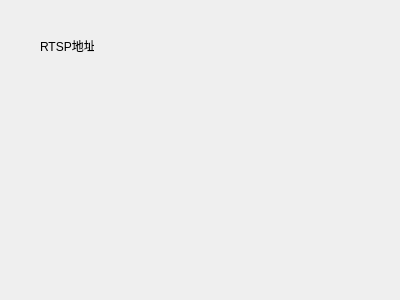
This is View/tab_dev/tab_dev.ui in huguanghui/gm_tool as Qt 5 draws it before an edit. The edited form follows.
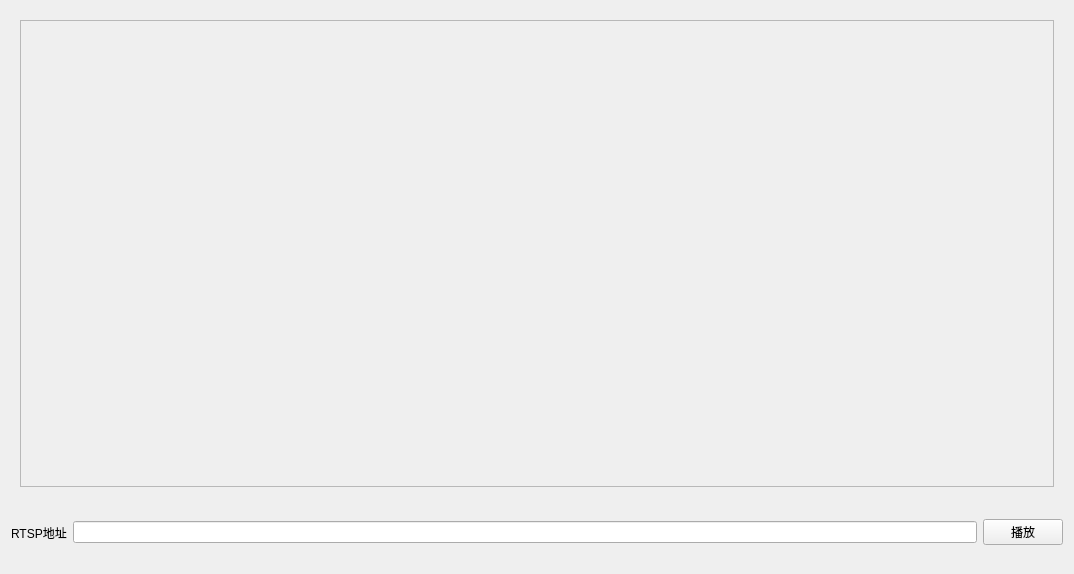
This is the edited form.

Commit message: feat 支持流媒体播放

Diff of the .ui file:
```diff
--- a/View/tab_dev/tab_dev.ui
+++ b/View/tab_dev/tab_dev.ui
@@ -6,26 +6,66 @@
    <rect>
     <x>0</x>
     <y>0</y>
-    <width>400</width>
-    <height>300</height>
+    <width>1074</width>
+    <height>574</height>
    </rect>
   </property>
   <property name="windowTitle">
    <string>Form</string>
   </property>
-  <widget class="QLabel" name="label">
-   <property name="geometry">
-    <rect>
-     <x>40</x>
-     <y>40</y>
-     <width>54</width>
-     <height>12</height>
-    </rect>
-   </property>
-   <property name="text">
-    <string>RTSP地址</string>
-   </property>
-  </widget>
+  <layout class="QVBoxLayout" name="verticalLayout" stretch="8,1">
+   <item>
+    <widget class="QWidget" name="widget_2" native="true">
+     <layout class="QVBoxLayout" name="verticalLayout_2">
+      <item>
+       <widget class="QFrame" name="video_frame">
+        <property name="frameShape">
+         <enum>QFrame::StyledPanel</enum>
+        </property>
+        <property name="frameShadow">
+         <enum>QFrame::Raised</enum>
+        </property>
+       </widget>
+      </item>
+     </layout>
+    </widget>
+   </item>
+   <item>
+    <widget class="QWidget" name="widget" native="true">
+     <layout class="QHBoxLayout" name="horizontalLayout">
+      <property name="leftMargin">
+       <number>0</number>
+      </property>
+      <property name="topMargin">
+       <number>0</number>
+      </property>
+      <property name="rightMargin">
+       <number>0</number>
+      </property>
+      <property name="bottomMargin">
+       <number>0</number>
+      </property>
+      <item>
+       <widget class="QLabel" name="label">
+        <property name="text">
+         <string>RTSP地址</string>
+        </property>
+       </widget>
+      </item>
+      <item>
+       <widget class="QLineEdit" name="rtsp_url"/>
+      </item>
+      <item>
+       <widget class="QPushButton" name="btn_play">
+        <property name="text">
+         <string>播放</string>
+        </property>
+       </widget>
+      </item>
+     </layout>
+    </widget>
+   </item>
+  </layout>
  </widget>
  <resources/>
  <connections/>
```
The commit also changes 9 other files.
